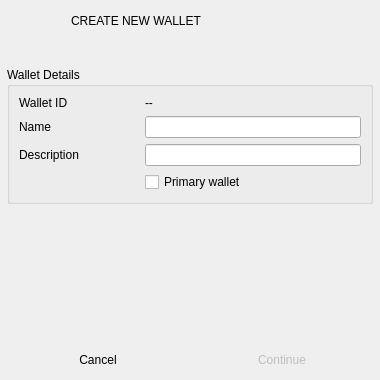
Old version of the form BlockSettleUILib/CreateWalletDialog.ui in the repository BlockSettle/terminal.
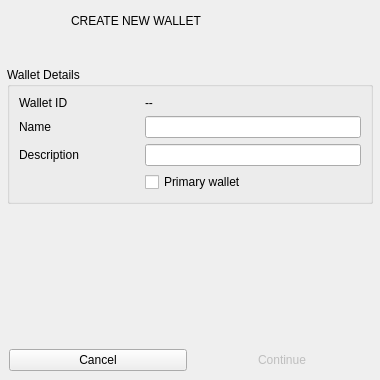
New version of the form. Icons and pictures are not drawn. Custom widgets are drawn as their Qt base class.

Commit message:
Removed highlighting from Cancel button, corrected tab order.
Task-number: BST-1363

Patch:
```diff
--- a/BlockSettleUILib/CreateWalletDialog.ui
+++ b/BlockSettleUILib/CreateWalletDialog.ui
@@ -234,7 +234,7 @@
          <string>Cancel</string>
         </property>
         <property name="flat">
-         <bool>true</bool>
+         <bool>false</bool>
         </property>
        </widget>
       </item>
```
The commit also changes 1 other file.
